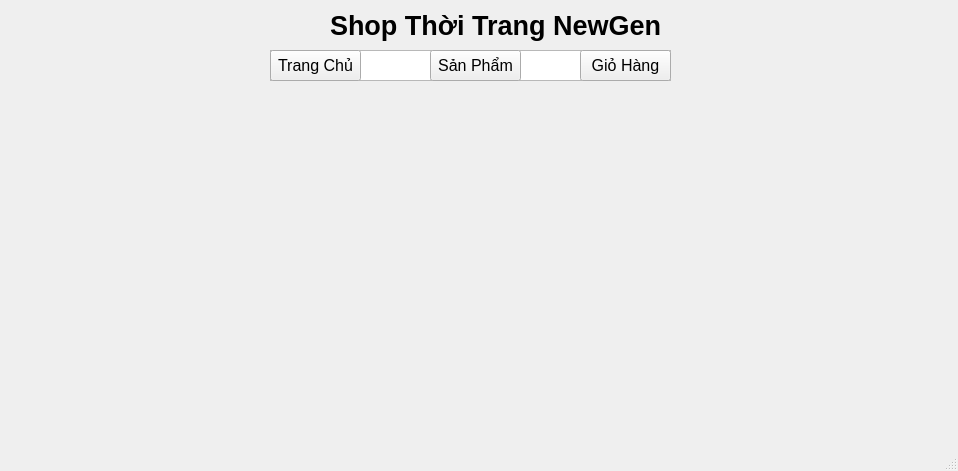
Old version of the form trangchu.ui in the repository huynpvk25406-crypto/main.
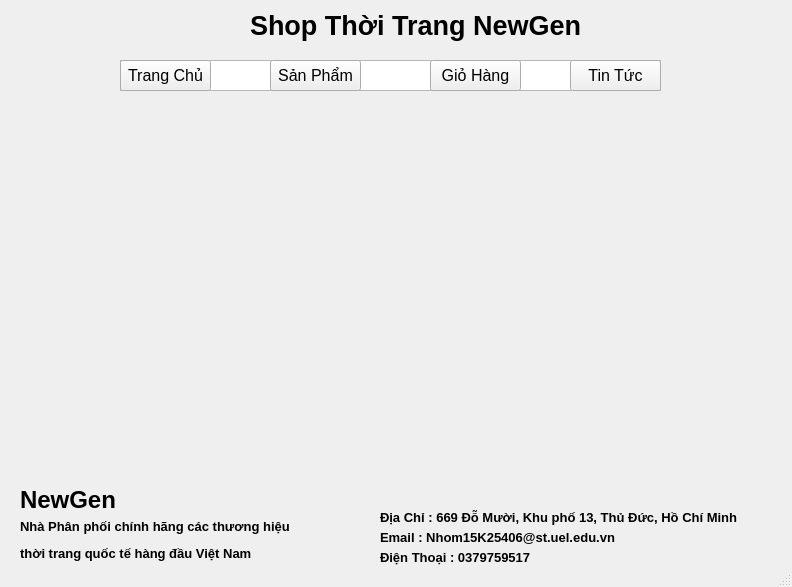
New version of the form.

Diff of the .ui file:
```diff
--- a/trangchu.ui
+++ b/trangchu.ui
@@ -6,8 +6,8 @@
    <rect>
     <x>0</x>
     <y>0</y>
-    <width>958</width>
-    <height>471</height>
+    <width>792</width>
+    <height>587</height>
    </rect>
   </property>
   <property name="windowTitle">
@@ -17,7 +17,7 @@
    <widget class="QLabel" name="label">
     <property name="geometry">
      <rect>
-      <x>330</x>
+      <x>250</x>
       <y>0</y>
       <width>341</width>
       <height>51</height>
@@ -27,29 +27,13 @@
      <string>&lt;html&gt;&lt;head/&gt;&lt;body&gt;&lt;p&gt;&lt;span style=&quot; font-size:20pt; font-weight:600;&quot;&gt;Shop Thời Trang NewGen&lt;/span&gt;&lt;/p&gt;&lt;/body&gt;&lt;/html&gt;</string>
     </property>
    </widget>
-   <widget class="QLabel" name="anh">
-    <property name="geometry">
-     <rect>
-      <x>100</x>
-      <y>120</y>
-      <width>731</width>
-      <height>301</height>
-     </rect>
-    </property>
-    <property name="text">
-     <string/>
-    </property>
-    <property name="scaledContents">
-     <bool>true</bool>
-    </property>
-   </widget>
    <widget class="QLabel" name="logo">
     <property name="geometry">
      <rect>
       <x>20</x>
       <y>10</y>
-      <width>91</width>
-      <height>81</height>
+      <width>71</width>
+      <height>61</height>
      </rect>
     </property>
     <property name="text">
@@ -62,8 +46,8 @@
    <widget class="QPushButton" name="giohang">
     <property name="geometry">
      <rect>
-      <x>580</x>
-      <y>50</y>
+      <x>430</x>
+      <y>60</y>
       <width>91</width>
       <height>31</height>
      </rect>
@@ -80,8 +64,8 @@
    <widget class="QPushButton" name="sanpham">
     <property name="geometry">
      <rect>
-      <x>430</x>
-      <y>50</y>
+      <x>270</x>
+      <y>60</y>
       <width>91</width>
       <height>31</height>
      </rect>
@@ -98,9 +82,9 @@
    <widget class="QTextEdit" name="textEdit">
     <property name="geometry">
      <rect>
-      <x>270</x>
-      <y>50</y>
-      <width>401</width>
+      <x>120</x>
+      <y>60</y>
+      <width>541</width>
       <height>31</height>
      </rect>
     </property>
@@ -108,8 +92,8 @@
    <widget class="QPushButton" name="trangchu">
     <property name="geometry">
      <rect>
-      <x>270</x>
-      <y>50</y>
+      <x>120</x>
+      <y>60</y>
       <width>91</width>
       <height>31</height>
      </rect>
@@ -123,20 +107,142 @@
      <string>Trang Chủ</string>
     </property>
    </widget>
+   <widget class="QLabel" name="cuoi">
+    <property name="geometry">
+     <rect>
+      <x>0</x>
+      <y>400</y>
+      <width>791</width>
+      <height>81</height>
+     </rect>
+    </property>
+    <property name="text">
+     <string/>
+    </property>
+    <property name="scaledContents">
+     <bool>true</bool>
+    </property>
+   </widget>
+   <widget class="QLabel" name="label_3">
+    <property name="geometry">
+     <rect>
+      <x>380</x>
+      <y>510</y>
+      <width>401</width>
+      <height>16</height>
+     </rect>
+    </property>
+    <property name="text">
+     <string>&lt;html&gt;&lt;head/&gt;&lt;body&gt;&lt;p&gt;&lt;span style=&quot; font-size:10pt; font-weight:600;&quot;&gt;Địa Chỉ : 669 Đỗ Mười, Khu phố 13, Thủ Đức, Hồ Chí Minh&lt;/span&gt;&lt;/p&gt;&lt;/body&gt;&lt;/html&gt;</string>
+    </property>
+   </widget>
+   <widget class="QLabel" name="label_5">
+    <property name="geometry">
+     <rect>
+      <x>380</x>
+      <y>550</y>
+      <width>371</width>
+      <height>16</height>
+     </rect>
+    </property>
+    <property name="text">
+     <string>&lt;html&gt;&lt;head/&gt;&lt;body&gt;&lt;p&gt;&lt;span style=&quot; font-size:10pt; font-weight:600;&quot;&gt;Điện Thoại : 0379759517&lt;/span&gt;&lt;/p&gt;&lt;/body&gt;&lt;/html&gt;</string>
+    </property>
+   </widget>
+   <widget class="QLabel" name="label_7">
+    <property name="geometry">
+     <rect>
+      <x>20</x>
+      <y>510</y>
+      <width>281</width>
+      <height>61</height>
+     </rect>
+    </property>
+    <property name="text">
+     <string>&lt;html&gt;&lt;head/&gt;&lt;body&gt;&lt;p&gt;&lt;span style=&quot; font-size:10pt; font-weight:600;&quot;&gt;Nhà Phân phối chính hãng các thương hiệu &lt;/span&gt;&lt;/p&gt;&lt;p&gt;&lt;span style=&quot; font-size:10pt; font-weight:600;&quot;&gt;thời trang quốc tế hàng đầu Việt Nam&lt;/span&gt;&lt;/p&gt;&lt;/body&gt;&lt;/html&gt;</string>
+    </property>
+   </widget>
+   <widget class="QLabel" name="label_6">
+    <property name="geometry">
+     <rect>
+      <x>20</x>
+      <y>480</y>
+      <width>111</width>
+      <height>41</height>
+     </rect>
+    </property>
+    <property name="text">
+     <string>&lt;html&gt;&lt;head/&gt;&lt;body&gt;&lt;p&gt;&lt;span style=&quot; font-size:18pt; font-weight:600;&quot;&gt;NewGen&lt;/span&gt;&lt;/p&gt;&lt;/body&gt;&lt;/html&gt;</string>
+    </property>
+   </widget>
+   <widget class="QLabel" name="label_4">
+    <property name="geometry">
+     <rect>
+      <x>380</x>
+      <y>530</y>
+      <width>371</width>
+      <height>16</height>
+     </rect>
+    </property>
+    <property name="text">
+     <string>&lt;html&gt;&lt;head/&gt;&lt;body&gt;&lt;p&gt;&lt;span style=&quot; font-size:10pt; font-weight:600;&quot;&gt;Email : Nhom15K25406@st.uel.edu.vn&lt;/span&gt;&lt;/p&gt;&lt;/body&gt;&lt;/html&gt;</string>
+    </property>
+   </widget>
+   <widget class="QLabel" name="anh">
+    <property name="geometry">
+     <rect>
+      <x>110</x>
+      <y>120</y>
+      <width>561</width>
+      <height>261</height>
+     </rect>
+    </property>
+    <property name="text">
+     <string/>
+    </property>
+    <property name="scaledContents">
+     <bool>true</bool>
+    </property>
+   </widget>
+   <widget class="QPushButton" name="tintuc">
+    <property name="geometry">
+     <rect>
+      <x>570</x>
+      <y>60</y>
+      <width>91</width>
+      <height>31</height>
+     </rect>
+    </property>
+    <property name="font">
+     <font>
+      <pointsize>12</pointsize>
+     </font>
+    </property>
+    <property name="text">
+     <string>Tin Tức</string>
+    </property>
+   </widget>
    <zorder>textEdit</zorder>
    <zorder>label</zorder>
-   <zorder>anh</zorder>
    <zorder>logo</zorder>
    <zorder>giohang</zorder>
    <zorder>sanpham</zorder>
    <zorder>trangchu</zorder>
+   <zorder>cuoi</zorder>
+   <zorder>label_3</zorder>
+   <zorder>label_5</zorder>
+   <zorder>label_7</zorder>
+   <zorder>label_6</zorder>
+   <zorder>label_4</zorder>
+   <zorder>anh</zorder>
+   <zorder>tintuc</zorder>
   </widget>
   <widget class="QMenuBar" name="menubar">
    <property name="geometry">
     <rect>
      <x>0</x>
      <y>0</y>
-     <width>958</width>
+     <width>792</width>
      <height>18</height>
     </rect>
    </property>
```
